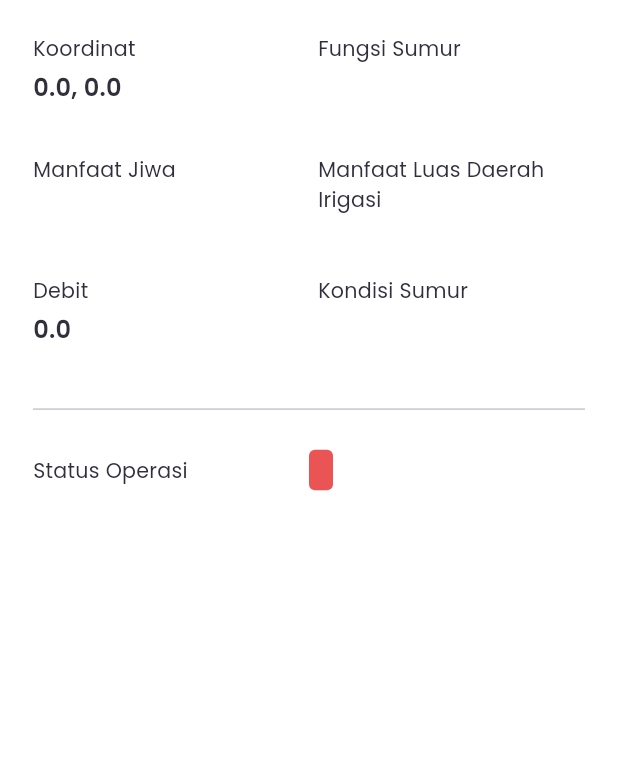
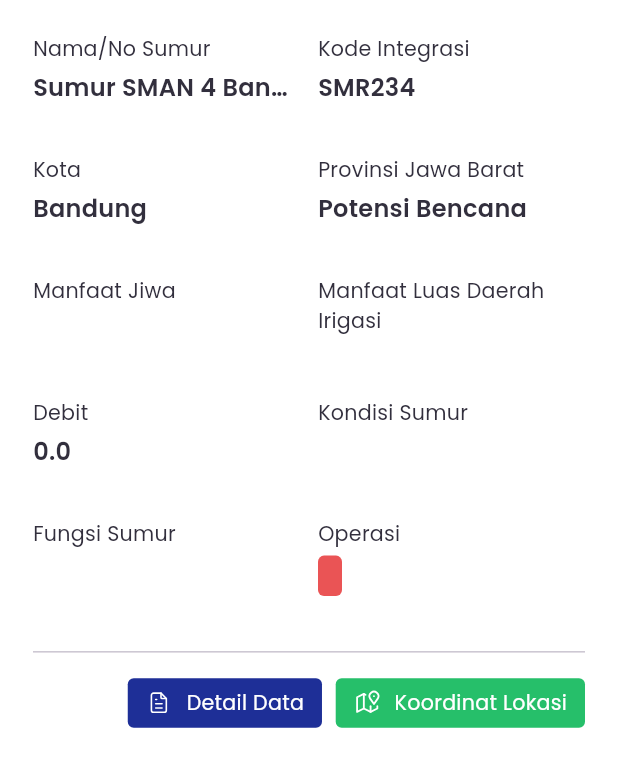
Before and after one commit to MDhafaR/siatab, a Flutter app: the SumurCard widget shown alone on an empty page, opened directly with empty values, on a phone screen of 412 x 824 dp. Shown: the top 767 px of the screen. Run offline on Flutter 3.47's test engine with Material 3 defaults, Android fonts, the light colour scheme and no system bars; our stand-ins replace email_validator, flutter_advanced_drawer, flutter_bloc, flutter_map, flutter_screenutil, flutter_svg and 8 more; missing offline and left inert: open_route_service; accounts and stored records are empty.

Commit message:
update card sumur

```diff
--- a/lib/ui/pages/sumur_page.dart
+++ b/lib/ui/pages/sumur_page.dart
@@ -32,7 +32,8 @@ class _SumurPageState extends State<SumurPage> {
 
   void _handleDrawerChange() {
     setState(() {
-      isDrawerOpen = widget.advancedDrawerController.value == AdvancedDrawerValue.visible();
+      isDrawerOpen = widget.advancedDrawerController.value ==
+          AdvancedDrawerValue.visible();
     });
   }
 
@@ -90,14 +91,16 @@ class _SumurPageState extends State<SumurPage> {
                         borderRadius: BorderRadius.circular(4),
                         color: AppColor.primary,
                       ),
-                      padding: EdgeInsets.symmetric(vertical: 8, horizontal: 12),
+                      padding:
+                          EdgeInsets.symmetric(vertical: 8, horizontal: 12),
                       child: Row(
                         children: [
                           Icon(Icons.add, color: AppColor.white, size: 18),
                           SizedBox(width: 8.w),
                           Text(
                             "Data Sumur",
-                            style: AppTheme.medium.copyWith(color: AppColor.white),
+                            style:
+                                AppTheme.medium.copyWith(color: AppColor.white),
                           ),
                         ],
                       ),
@@ -105,7 +108,35 @@ class _SumurPageState extends State<SumurPage> {
                   ),
                 ],
               ),
-              SizedBox(height: 12.h),
+              SizedBox(height: 8.h),
+              TextField(
+                decoration: InputDecoration(
+                  contentPadding:
+                      EdgeInsets.symmetric(horizontal: 14, vertical: 7),
+                  filled: true,
+                  fillColor: AppColor.white,
+                  hintText: "Cari Data",
+                  prefixIcon: Icon(
+                    Icons.search,
+                    color: AppColor.light,
+                    size: 20,
+                  ),
+                  hintStyle: AppTheme.title4.copyWith(color: AppColor.light),
+                  border: OutlineInputBorder(
+                    borderRadius: BorderRadius.circular(60),
+                    borderSide: BorderSide.none,
+                  ),
+                  enabledBorder: OutlineInputBorder(
+                    borderRadius: BorderRadius.circular(60),
+                    borderSide: BorderSide(color: AppColor.superLight),
+                  ),
+                  focusedBorder: OutlineInputBorder(
+                    borderRadius: BorderRadius.circular(60),
+                    borderSide: BorderSide(color: AppColor.superLight),
+                  ),
+                ),
+              ),
+              SizedBox(height: 8.h),
               Expanded(
                 child: BlocBuilder<SumurCubit, SumurState>(
                   builder: (context, state) {
--- a/lib/ui/widgets/sumur_card.dart
+++ b/lib/ui/widgets/sumur_card.dart
@@ -55,127 +55,84 @@ class SumurCard extends StatelessWidget {
                 crossAxisSpacing: 12,
                 childAspectRatio: 2.2,
                 children: [
+                  ValueCard(
+                      title: "Nama/No Sumur",
+                      value: "Sumur SMAN 4 Bandung timur "),
+                  ValueCard(title: "Kode Integrasi", value: "SMR234"),
+                  ValueCard(title: "Kota", value: "Bandung"),
+                  ValueCard(
+                      title: "Provinsi Jawa Barat", value: "Potensi Bencana"),
+                  ValueCard(title: "Manfaat Jiwa", value: manfaatJiwa),
+                  ValueCard(
+                      title: "Manfaat Luas Daerah Irigasi",
+                      value: manfaatIrigasi),
+                  ValueCard(title: "Debit", value: "$debit"),
+                  ValueCard(title: "Kondisi Sumur", value: kondisiSumur),
+                  ValueCard(title: "Fungsi Sumur", value: fungsiSumur),
                   Column(
                     crossAxisAlignment: CrossAxisAlignment.start,
                     children: [
-                      Text(
-                        "Koordinat",
-                        style: AppTheme.caption2.copyWith(color: AppColor.dark),
-                      ),
-                      SizedBox(
-                        height: 4.h,
-                      ),
-                      Text(
-                        "$latitude, $longitude",
-                        style: AppTheme.title3.copyWith(color: AppColor.dark),
-                        overflow: TextOverflow.ellipsis,
-                      ),
-                    ],
-                  ),
-                  Column(
-                    crossAxisAlignment: CrossAxisAlignment.start,
-                    children: [
-                      Text(
-                        "Fungsi Sumur",
-                        style: AppTheme.caption2.copyWith(color: AppColor.dark),
-                      ),
-                      SizedBox(
-                        height: 4.h,
-                      ),
-                      Text(
-                        fungsiSumur,
-                        style: AppTheme.title3.copyWith(color: AppColor.dark),
-                        overflow: TextOverflow.ellipsis,
-                      ),
-                    ],
-                  ),
-                  Column(
-                    crossAxisAlignment: CrossAxisAlignment.start,
-                    children: [
-                      Text("Manfaat Jiwa",
+                      Text("Operasi",
                           style:
                               AppTheme.caption2.copyWith(color: AppColor.dark)),
                       SizedBox(
                         height: 4.h,
                       ),
-                      Text(
-                        manfaatJiwa,
-                        style: AppTheme.title3.copyWith(color: AppColor.dark),
-                        overflow: TextOverflow.ellipsis,
-                      ),
-                    ],
-                  ),
-                  Column(
-                    crossAxisAlignment: CrossAxisAlignment.start,
-                    children: [
-                      Text("Manfaat Luas Daerah Irigasi",
-                          style:
-                              AppTheme.caption2.copyWith(color: AppColor.dark)),
-                      SizedBox(
-                        height: 4.h,
-                      ),
-                      Text(
-                        manfaatIrigasi,
-                        style: AppTheme.title3.copyWith(color: AppColor.dark),
-                        overflow: TextOverflow.ellipsis,
-                      ),
-                    ],
-                  ),
-                  Column(
-                    crossAxisAlignment: CrossAxisAlignment.start,
-                    children: [
-                      Text("Debit",
-                          style:
-                              AppTheme.caption2.copyWith(color: AppColor.dark)),
-                      SizedBox(
-                        height: 4.h,
-                      ),
-                      Text(
-                        "$debit",
-                        style: AppTheme.title3.copyWith(color: AppColor.dark),
-                        overflow: TextOverflow.ellipsis,
-                      ),
-                    ],
-                  ),
-                  Column(
-                    crossAxisAlignment: CrossAxisAlignment.start,
-                    children: [
-                      Text("Kondisi Sumur",
-                          style:
-                              AppTheme.caption2.copyWith(color: AppColor.dark)),
-                      SizedBox(
-                        height: 4.h,
-                      ),
-                      Text(
-                        kondisiSumur,
-                        style: AppTheme.title3.copyWith(color: AppColor.dark),
-                        overflow: TextOverflow.ellipsis,
-                      ),
+                      Container(
+                        padding:
+                            EdgeInsets.symmetric(vertical: 4, horizontal: 8),
+                        decoration: BoxDecoration(
+                            borderRadius: BorderRadius.circular(4),
+                            color: operasi == 'Operasi'
+                                ? AppColor.green
+                                : AppColor.danger),
+                        child: Text(
+                          operasi,
+                          style: AppTheme.semiBold,
+                        ),
+                      )
                     ],
                   ),
                 ]),
             Divider(),
             SizedBox(
-              height: 16.h,
+              height: 8.h,
             ),
-            Row(children: [
-              Expanded(
-                  child: Text("Status Operasi",
-                      style: AppTheme.caption2.copyWith(color: AppColor.dark))),
-              Flexible(
-                  child: Container(
-                padding: EdgeInsets.symmetric(vertical: 4, horizontal: 8),
+            Row(
+              mainAxisAlignment: MainAxisAlignment.end,
+              children: [
+              Container(
+                padding: EdgeInsets.symmetric(vertical: 6.5, horizontal: 12),
                 decoration: BoxDecoration(
-                    borderRadius: BorderRadius.circular(4),
-                    color: operasi == 'Operasi'
-                        ? AppColor.green
-                        : AppColor.danger),
-                child: Text(
-                  operasi,
-                  style: AppTheme.semiBold,
+                  borderRadius: BorderRadius.circular(4),
+                  color: AppColor.primary
                 ),
-              ))
-            ])
+                child: Row(children: [
+                  SvgPicture.asset("assets/paper.svg", width: 18,),
+                  SizedBox(
+                    width: 8.w,
+                  ),
+                  Text("Detail Data", style: AppTheme.caption2.copyWith(color: AppColor.white),)
+                ],),
+              ),
+              SizedBox(
+                width: 8.w,
+              ),
+              Container(
+                padding: EdgeInsets.symmetric(vertical: 6.5, horizontal: 12),
+                decoration: BoxDecoration(
+                  borderRadius: BorderRadius.circular(4),
+                  color: AppColor.green
+                ),
+                child: Row(children: [
+                  SvgPicture.asset("assets/book_map.svg", width: 18,),
+                  SizedBox(
+                    width: 8.w,
+                  ),
+                  Text("Koordinat Lokasi", style: AppTheme.caption2.copyWith(color: AppColor.white),)
+                ],),
+              ),
+            ],)
           ],
         ),
       ),
--- /dev/null
+++ b/lib/ui/widgets/value_card.dart
@@ -0,0 +1,33 @@
+part of 'widgets.dart';
+
+class ValueCard extends StatelessWidget {
+  const ValueCard({
+    super.key,
+    required this.title,
+    required this.value,
+  });
+
+  final String title;
+  final String value;
+
+  @override
+  Widget build(BuildContext context) {
+    return Column(
+      crossAxisAlignment: CrossAxisAlignment.start,
+      children: [
+        Text(
+          title,
+          style: AppTheme.caption2.copyWith(color: AppColor.dark),
+        ),
+        SizedBox(
+          height: 4.h,
+        ),
+        Text(
+          value,
+          style: AppTheme.title3.copyWith(color: AppColor.dark),
+          overflow: TextOverflow.ellipsis,
+        ),
+      ],
+    );
+  }
+}
--- a/lib/ui/widgets/widgets.dart
+++ b/lib/ui/widgets/widgets.dart
@@ -6,6 +6,7 @@ import 'package:flutter_advanced_drawer/flutter_advanced_drawer.dart';
 import 'package:flutter_screenutil/flutter_screenutil.dart';
 import 'package:flutter_svg/svg.dart';
 import 'package:get/get.dart';
+import 'package:get/get_connect/http/src/utils/utils.dart';
 import 'package:shimmer/shimmer.dart';
 import 'package:siatab/models/koordinat.dart';
 import 'package:siatab/models/mata_air.dart';
@@ -27,3 +28,4 @@ part 'mata_air_card.dart';
 part 'sumur_card.dart';
 part 'custom_form_field_widget.dart';
 part 'custom_dropdown_field_widget.dart';
+part 'value_card.dart';
```
Also changed, not shown: assets/paper.svg (added).
